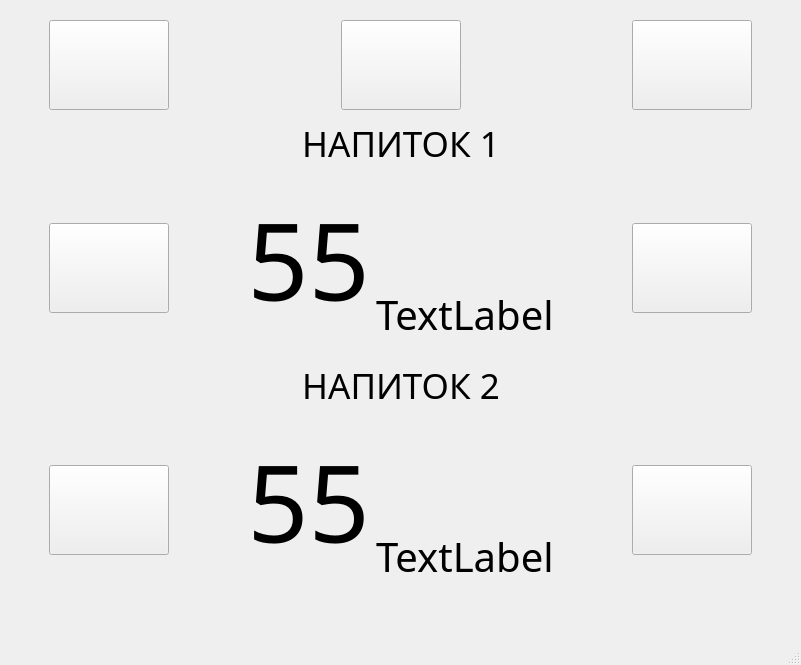
The window that Filler_interface/Window_filler/UI_filler2.ui (TWOKRAI/Filler) describes before a commit, drawn with Qt 5.
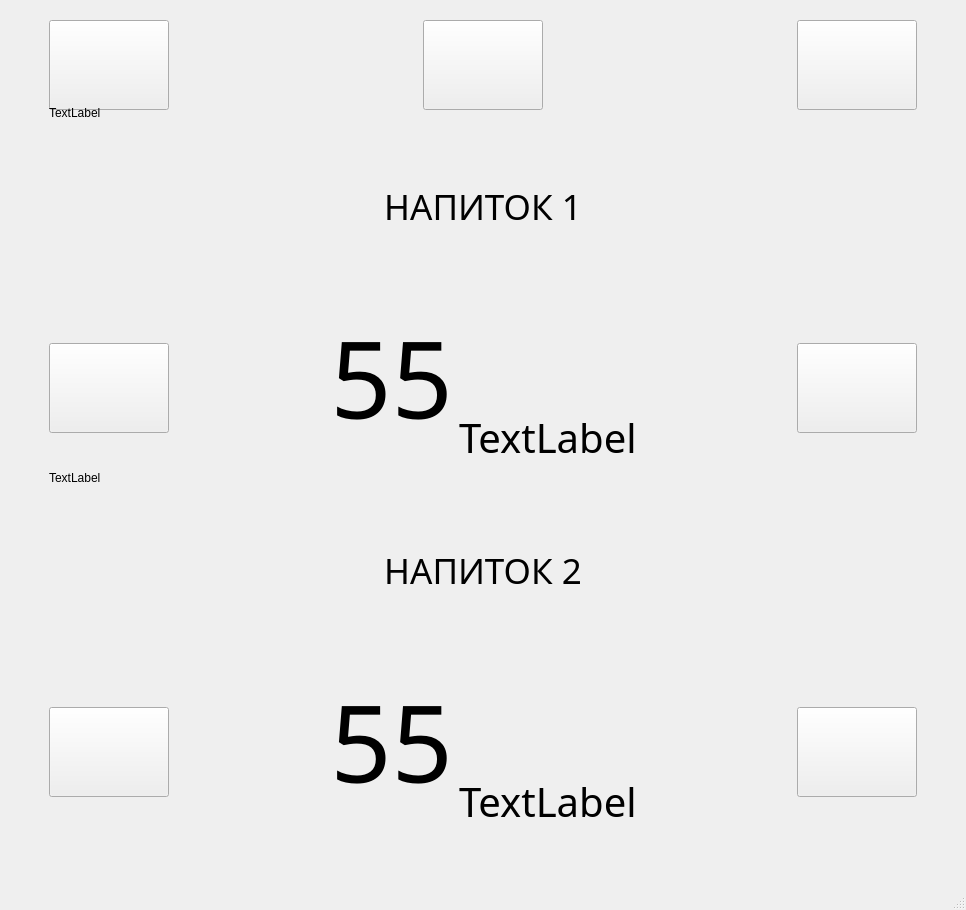
The same window after the commit.

The edit to the form file:
```diff
--- a/Filler_interface/Window_filler/UI_filler2.ui
+++ b/Filler_interface/Window_filler/UI_filler2.ui
@@ -6,8 +6,8 @@
    <rect>
     <x>0</x>
     <y>0</y>
-    <width>801</width>
-    <height>665</height>
+    <width>966</width>
+    <height>910</height>
    </rect>
   </property>
   <property name="minimumSize">
@@ -243,6 +243,13 @@
           </item>
          </layout>
         </item>
+        <item>
+         <widget class="QLabel" name="label">
+          <property name="text">
+           <string>TextLabel</string>
+          </property>
+         </widget>
+        </item>
         <item>
          <layout class="QHBoxLayout" name="horizontalLayout">
           <item>
@@ -266,7 +273,7 @@
                <enum>Qt::Vertical</enum>
               </property>
               <property name="sizeType">
-               <enum>QSizePolicy::Minimum</enum>
+               <enum>QSizePolicy::Expanding</enum>
               </property>
               <property name="sizeHint" stdset="0">
                <size>
@@ -292,6 +299,22 @@
               </property>
              </widget>
             </item>
+            <item>
+             <spacer name="verticalSpacer_6">
+              <property name="orientation">
+               <enum>Qt::Vertical</enum>
+              </property>
+              <property name="sizeType">
+               <enum>QSizePolicy::Expanding</enum>
+              </property>
+              <property name="sizeHint" stdset="0">
+               <size>
+                <width>20</width>
+                <height>13</height>
+               </size>
+              </property>
+             </spacer>
+            </item>
            </layout>
           </item>
           <item>
@@ -468,6 +491,13 @@
           </item>
          </layout>
         </item>
+        <item>
+         <widget class="QLabel" name="label_2">
+          <property name="text">
+           <string>TextLabel</string>
+          </property>
+         </widget>
+        </item>
         <item>
          <layout class="QHBoxLayout" name="horizontalLayout_4">
           <item>
@@ -491,7 +521,7 @@
                <enum>Qt::Vertical</enum>
               </property>
               <property name="sizeType">
-               <enum>QSizePolicy::Minimum</enum>
+               <enum>QSizePolicy::Expanding</enum>
               </property>
               <property name="sizeHint" stdset="0">
                <size>
@@ -517,6 +547,22 @@
               </property>
              </widget>
             </item>
+            <item>
+             <spacer name="verticalSpacer_8">
+              <property name="orientation">
+               <enum>Qt::Vertical</enum>
+              </property>
+              <property name="sizeType">
+               <enum>QSizePolicy::Expanding</enum>
+              </property>
+              <property name="sizeHint" stdset="0">
+               <size>
+                <width>20</width>
+                <height>13</height>
+               </size>
+              </property>
+             </spacer>
+            </item>
            </layout>
           </item>
           <item>
```
Left out of the diff: 2 changed lines with no effect on the pictures.
